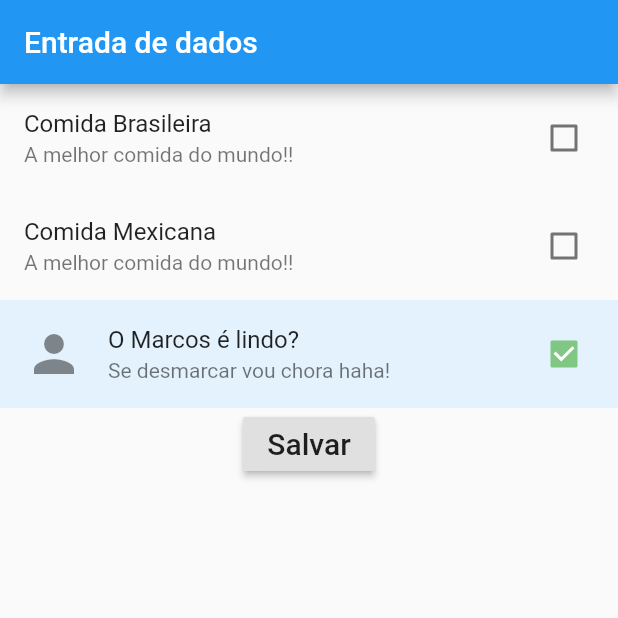
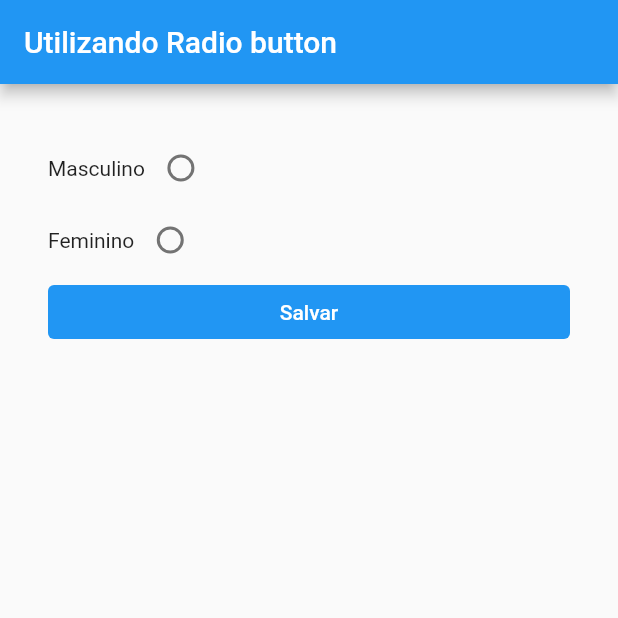
Before and after one commit to marcos-inja/apps-flutter, a Flutter app: the screen it shows after launch, after a tap on "Salvar", on a phone screen of 412 x 824 dp, the top half of it. Run offline on Flutter 3.47's test engine with Material 2 defaults, Android fonts, the phone set to English and light mode, and no system bars.

Commit message:
feat: Trabalho com radio button

```diff
--- a/atm_consultoria/lib/EntradaCheckbox.dart
+++ b/atm_consultoria/lib/EntradaCheckbox.dart
@@ -53,26 +53,35 @@ class _EntradaCheckboxState extends State<EntradaCheckbox> {
                 activeColor: Colors.green[300],
                 tileColor: Colors.blue[50],
                 //selected: true,
-              secondary: Icon(Icons.person_sharp, size: 40,),
-
-              value: _marcos, onChanged: (bool? valor){
-              if(valor != null){
+                secondary: Icon(
+                  Icons.person_sharp,
+                  size: 40,
+                ),
+                value: _marcos,
+                onChanged: (bool? valor) {
+                  if (valor != null) {
                     setState(() {
                       _marcos = valor;
                     });
                   }
                 }),
-            RaisedButton(
-                child: Text(
-                  "Salvar",
-                  style: TextStyle(fontSize: 20),
+            TextButton(
+              style: TextButton.styleFrom(
+                backgroundColor: Colors.blue,
               ),
               onPressed: () {
                 print("Comida Brasileira: " +
                     _comidaBrasileira.toString() +
                     " Comida Mexicana " +
                     _comidaMexicana.toString());
-                })
+              },
+              child: Text(
+                "Salvar",
+                style: TextStyle(
+                  color: Colors.white,
+                ),
+              ),
+            ),
 
             /*
             Text("Comida Brasileira"),
--- /dev/null
+++ b/atm_consultoria/lib/Radio.dart
@@ -0,0 +1,70 @@
+import 'package:flutter/material.dart';
+
+class RadioText extends StatefulWidget {
+  const RadioText({Key? key}) : super(key: key);
+
+  @override
+  _RadioTextState createState() => _RadioTextState();
+}
+
+class _RadioTextState extends State<RadioText> {
+  var _escolhaUsuario;
+  @override
+  Widget build(BuildContext context) {
+    return Scaffold(
+      appBar: AppBar(
+        title: Text("Utilizando Radio button"),
+      ),
+      body: Container(
+        padding: EdgeInsets.all(32),
+        child: Column(
+          crossAxisAlignment: CrossAxisAlignment.stretch,
+          children: <Widget>[
+            Row(
+              children: [
+                Text("Masculino"),
+                Radio(
+                  value: "m",
+                  groupValue: _escolhaUsuario,
+                  onChanged: (var escolha) {
+                    setState(() {
+                      _escolhaUsuario = escolha;
+                    });
+                  },
+                ),
+              ],
+            ),
+            Row(
+              children: [
+                Text("Feminino"),
+                Radio(
+                  value: "f",
+                  groupValue: _escolhaUsuario,
+                  onChanged: (var escolha) {
+                    setState(() {
+                      _escolhaUsuario = escolha;
+                    });
+                  },
+                ),
+              ],
+            ),
+            TextButton(
+              style: TextButton.styleFrom(
+                backgroundColor: Colors.blue,
+              ),
+              onPressed: () {
+                print(_escolhaUsuario);
+              },
+              child: Text(
+                "Salvar",
+                style: TextStyle(
+                  color: Colors.white,
+                ),
+              ),
+            ),
+          ],
+        ),
+      ),
+    );
+  }
+}
--- a/atm_consultoria/lib/main.dart
+++ b/atm_consultoria/lib/main.dart
@@ -1,12 +1,14 @@
 import 'package:atm_consultoria/CampoTexto.dart';
 import 'package:atm_consultoria/EntradaCheckbox.dart';
+import 'package:atm_consultoria/Radio.dart';
 import 'package:flutter/material.dart';
 
 void main(){
   runApp(
     MaterialApp(
       //home: CampoTexto(),
-      home: EntradaCheckbox(),
+      // home: EntradaCheckbox(),
+      home: RadioText(),
     )
   );
 }
```
Lines whose indentation alone changed are shown as unchanged.
